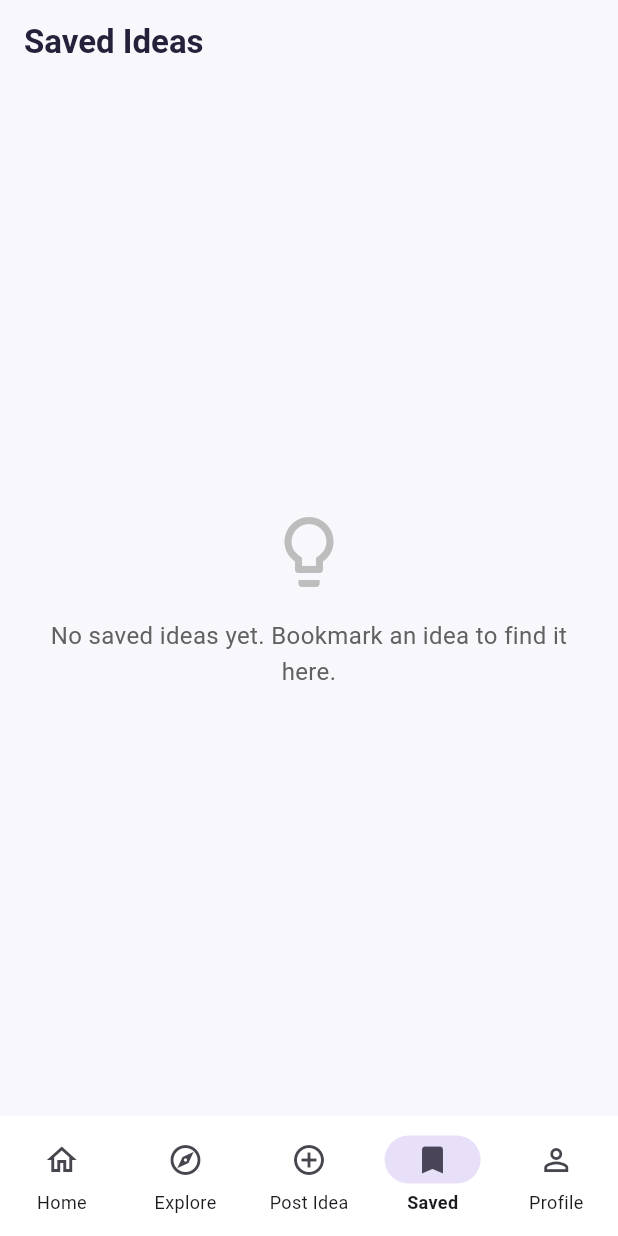
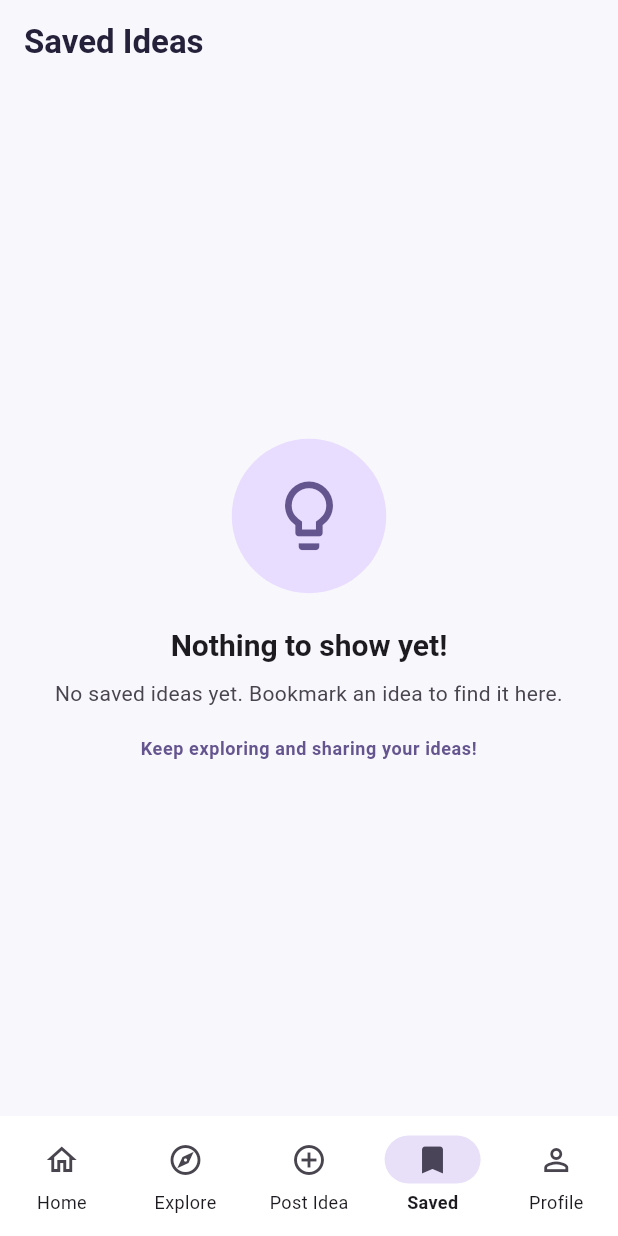
Before and after one commit to suvarshinigandham/ideabank, a Flutter app: the screen it shows after launch, item 4 of the bottom bar chosen, on a phone screen of 412 x 824 dp. Run offline on Flutter 3.47's test engine with Material 3 defaults, Android fonts, the phone set to English and light mode, and no system bars.

Commit message:
Improve empty states and validation

```diff
--- a/lib/main.dart
+++ b/lib/main.dart
@@ -891,29 +891,63 @@ class _ProfileStatCard extends StatelessWidget {
 
 // EMPTY STATE WIDGET
 
+// EMPTY STATE WIDGET
+
 class EmptyIdeasMessage extends StatelessWidget {
   final String message;
+  final String title;
+  final IconData icon;
 
-  const EmptyIdeasMessage({super.key, required this.message});
+  const EmptyIdeasMessage({
+    super.key,
+    required this.message,
+    this.title = 'Nothing to show yet!',
+    this.icon = Icons.lightbulb_outline,
+  });
 
   @override
   Widget build(BuildContext context) {
+    final theme = Theme.of(context);
+
     return Center(
       child: Padding(
-        padding: const EdgeInsets.all(32),
+        padding: const EdgeInsets.symmetric(horizontal: 28, vertical: 45),
         child: Column(
           mainAxisSize: MainAxisSize.min,
           children: [
-            Icon(
-              Icons.lightbulb_outline,
-              size: 56,
-              color: Colors.grey.shade400,
+            Container(
+              padding: const EdgeInsets.all(24),
+              decoration: BoxDecoration(
+                color: theme.colorScheme.primaryContainer,
+                shape: BoxShape.circle,
+              ),
+              child: Icon(icon, size: 55, color: theme.colorScheme.primary),
             ),
-            const SizedBox(height: 16),
+            const SizedBox(height: 22),
+            Text(
+              title,
+              textAlign: TextAlign.center,
+              style: theme.textTheme.titleLarge?.copyWith(
+                fontWeight: FontWeight.bold,
+              ),
+            ),
+            const SizedBox(height: 10),
             Text(
               message,
               textAlign: TextAlign.center,
-              style: TextStyle(fontSize: 16, color: Colors.grey.shade700),
+              style: theme.textTheme.bodyMedium?.copyWith(
+                color: theme.colorScheme.onSurfaceVariant,
+                height: 1.5,
+              ),
+            ),
+            const SizedBox(height: 18),
+            Text(
+              'Keep exploring and sharing your ideas!',
+              textAlign: TextAlign.center,
+              style: theme.textTheme.bodySmall?.copyWith(
+                color: theme.colorScheme.primary,
+                fontWeight: FontWeight.w600,
+              ),
             ),
           ],
         ),
```
Also changed, not shown: 1 other file.
